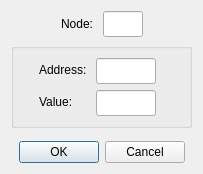
sanny32/OpenModScan, file modscan64/dialogwriteholdingregister.ui: the form before one commit.
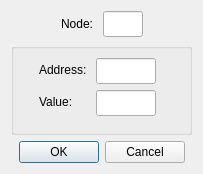
The form after the commit. Custom widgets are drawn as their Qt base class.

Commit message: Testing dialog view (linux)

Patch:
```diff
--- a/modscan64/dialogwriteholdingregister.ui
+++ b/modscan64/dialogwriteholdingregister.ui
@@ -143,19 +143,6 @@
      </layout>
     </widget>
    </item>
-   <item>
-    <spacer name="verticalSpacer">
-     <property name="orientation">
-      <enum>Qt::Vertical</enum>
-     </property>
-     <property name="sizeHint" stdset="0">
-      <size>
-       <width>20</width>
-       <height>40</height>
-      </size>
-     </property>
-    </spacer>
-   </item>
    <item>
     <widget class="QDialogButtonBox" name="buttonBox">
      <property name="orientation">
```
The commit also changes 3 other files.
